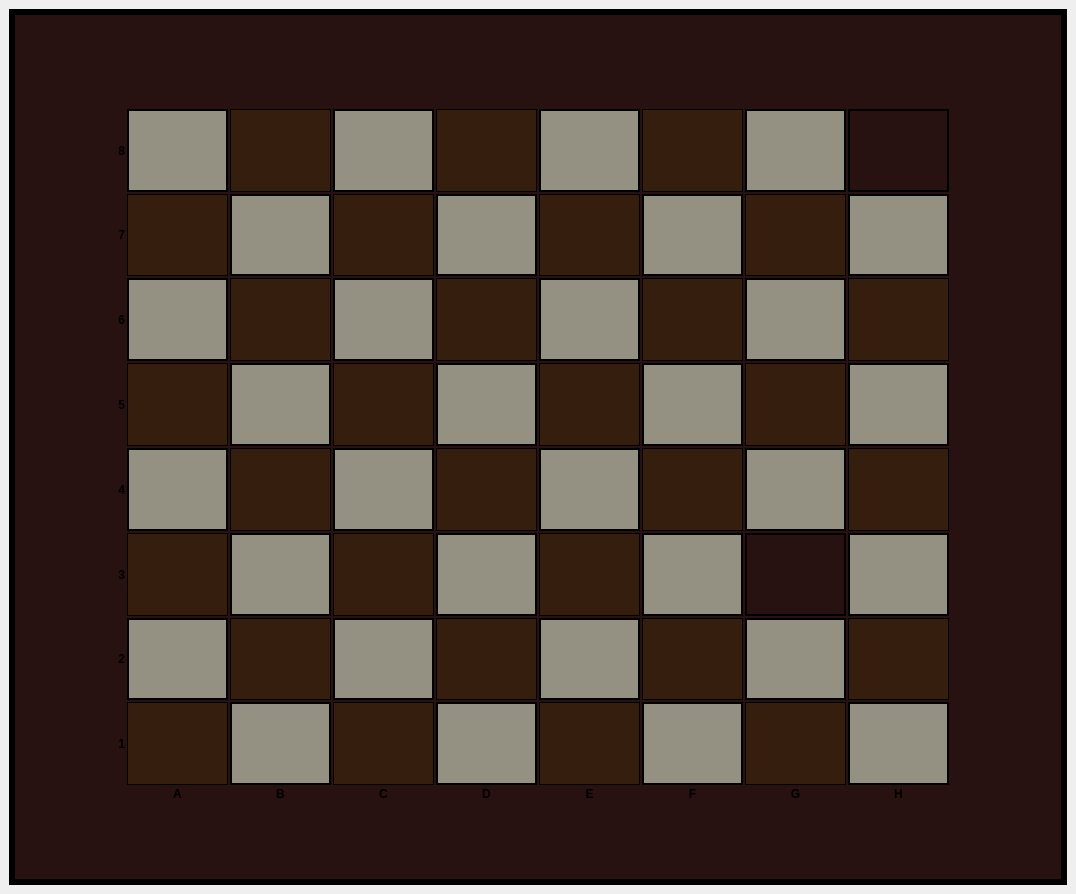
Old version of the form mainwindow.ui in the repository Slepo1/Chess.
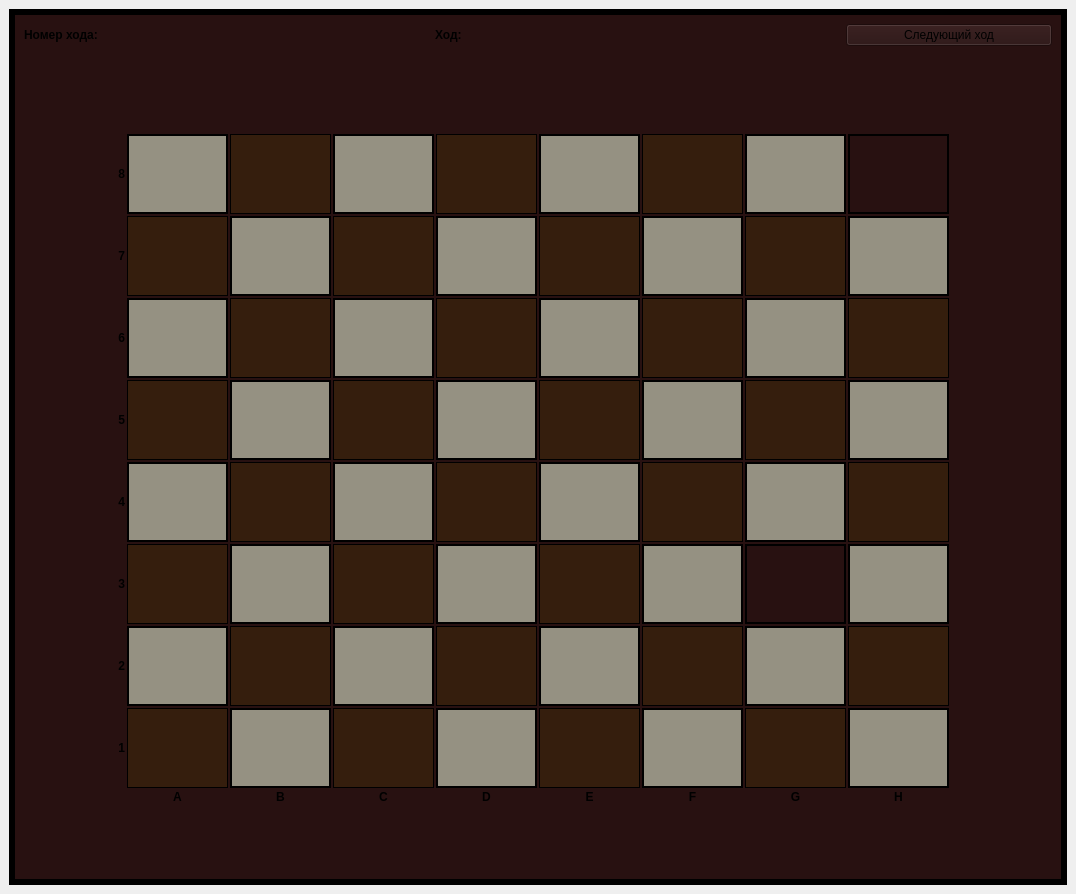
New version of the form. Custom widgets are drawn as their Qt base class.

The edit to the form file:
```diff
--- a/mainwindow.ui
+++ b/mainwindow.ui
@@ -56,9 +56,81 @@
       <property name="lineWidth">
        <number>6</number>
       </property>
-      <layout class="QHBoxLayout" name="horizontalLayout_2">
+      <layout class="QVBoxLayout" name="verticalLayout_2" stretch="0,1">
+       <property name="spacing">
+        <number>6</number>
+       </property>
+       <property name="bottomMargin">
+        <number>9</number>
+       </property>
+       <item>
+        <layout class="QHBoxLayout" name="horizontalLayout_2" stretch="0,0,0,0,0">
+         <property name="spacing">
+          <number>0</number>
+         </property>
+         <property name="sizeConstraint">
+          <enum>QLayout::SetDefaultConstraint</enum>
+         </property>
+         <property name="leftMargin">
+          <number>0</number>
+         </property>
+         <property name="topMargin">
+          <number>0</number>
+         </property>
+         <property name="rightMargin">
+          <number>0</number>
+         </property>
+         <property name="bottomMargin">
+          <number>0</number>
+         </property>
+         <item>
+          <widget class="QLabel" name="label_20">
+           <property name="text">
+            <string>Номер хода:</string>
+           </property>
+          </widget>
+         </item>
+         <item>
+          <widget class="QLabel" name="lblCurrentStep">
+           <property name="text">
+            <string/>
+           </property>
+          </widget>
+         </item>
+         <item>
+          <widget class="QLabel" name="label_19">
+           <property name="text">
+            <string>Ход:</string>
+           </property>
+          </widget>
+         </item>
+         <item>
+          <widget class="QLabel" name="lblCurrentColor">
+           <property name="text">
+            <string/>
+           </property>
+          </widget>
+         </item>
+         <item>
+          <widget class="QPushButton" name="butNextStep">
+           <property name="text">
+            <string>Следующий ход</string>
+           </property>
+          </widget>
+         </item>
+        </layout>
+       </item>
        <item>
         <layout class="QGridLayout" name="gridLayout">
+         <property name="sizeConstraint">
+          <enum>QLayout::SetDefaultConstraint</enum>
+         </property>
+         <property name="topMargin">
+          <number>0</number>
+         </property>
+         <property name="bottomMargin">
+          <number>0</number>
+         </property>
          <property name="spacing">
           <number>2</number>
          </property>
```
Left out of the diff: 1306 changed lines with no effect on the pictures.
